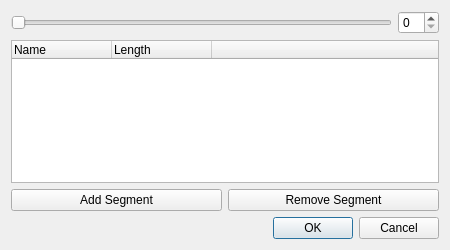
Old version of the form qt/OpenRGBZoneResizeDialog/OpenRGBZoneResizeDialog.ui in the repository CalcProgrammer1/OpenRGB.
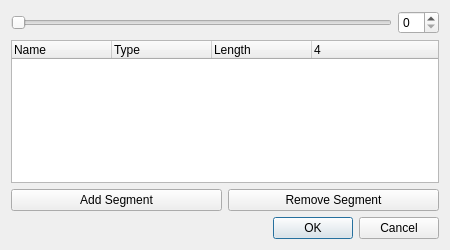
New version of the form. Custom widgets are drawn as their Qt base class.

Commit message: Make segment type configurable

What changed in the file:
```diff
--- a/qt/OpenRGBZoneResizeDialog/OpenRGBZoneResizeDialog.ui
+++ b/qt/OpenRGBZoneResizeDialog/OpenRGBZoneResizeDialog.ui
@@ -48,13 +48,18 @@
    <item row="1" column="0" colspan="2">
     <widget class="QTreeWidget" name="SegmentsTreeWidget">
      <property name="columnCount">
-      <number>3</number>
+      <number>4</number>
      </property>
      <column>
       <property name="text">
        <string notr="true">Name</string>
       </property>
      </column>
+     <column>
+      <property name="text">
+       <string>Type</string>
+      </property>
+     </column>
      <column>
       <property name="text">
        <string>Length</string>
@@ -62,7 +67,7 @@
      </column>
      <column>
       <property name="text">
-       <string> </string>
+       <string/>
       </property>
      </column>
     </widget>
```
Left out of the diff: 6 changed lines with no effect on the pictures. The commit also changes 2 other files.
